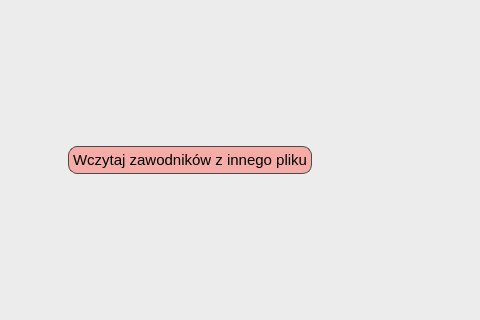
The window that source/UI/Competition/CompetitionConfigWindow.ui (SiekamCebule/sj-sim) describes before a commit, drawn with Qt 5; both pictures show x 0 to 480 and y 167 to 487 of the 1316 by 889 pixel window.
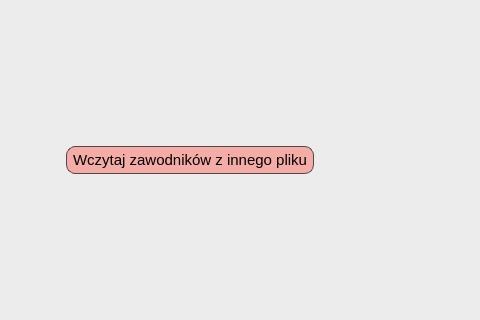
The same window after the commit.

Diff of the .ui file:
```diff
--- a/source/UI/Competition/CompetitionConfigWindow.ui
+++ b/source/UI/Competition/CompetitionConfigWindow.ui
@@ -85,6 +85,12 @@
                <verstretch>0</verstretch>
               </sizepolicy>
              </property>
+             <property name="maximumSize">
+              <size>
+               <width>252</width>
+               <height>16777215</height>
+              </size>
+             </property>
              <property name="font">
               <font>
                <pointsize>11</pointsize>
```
